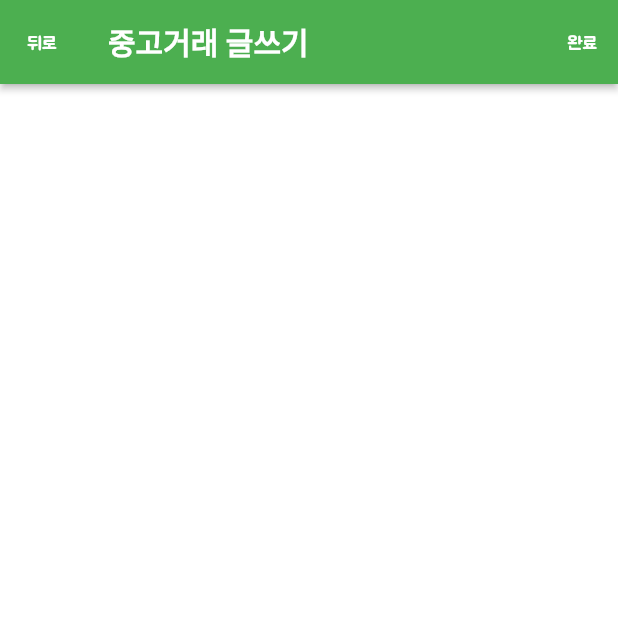
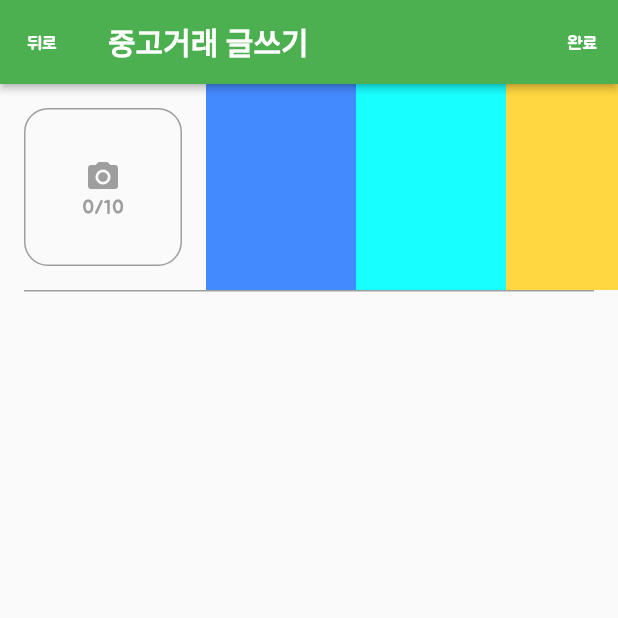
Before and after one commit to hoheehohee/hohee_record, a Flutter app: the InputScreen screen opened by its route, on a phone screen of 412 x 824 dp, the top half of it. Run offline on Flutter 3.47's test engine with Material 2 defaults, Android fonts, the phone set to English and light mode, and no system bars; our stand-ins replace beamer, cloud_firestore, dio, extended_image, firebase_auth, firebase_core and 5 more; missing offline and left inert: geoflutterfire; accounts and stored records are empty.

Commit message:
[feat]: create new item layout

```diff
--- a/lib/screens/input/input_screen.dart
+++ b/lib/screens/input/input_screen.dart
@@ -1,5 +1,7 @@
 import 'package:beamer/beamer.dart';
 import 'package:flutter/material.dart';
+import 'package:hohee_record/constants/common_size.dart';
+import 'package:hohee_record/widgets/multi_image_select.dart';
 
 /**
  * 중고거래 아이템 등록 페이지
@@ -36,9 +38,18 @@ class _InputScreenState extends State<InputScreen> {
           )
         ],
       ),
-      body: Container(
-        color: Colors.white,
-      ),
+      body: ListView( // create new item layout
+        children: const [
+          MultiImageSelect(),
+          Divider(
+            height: 1,
+            color: Colors.grey,
+            thickness: 1,
+            indent: common_padding,
+            endIndent: common_padding,
+          ),
+        ],
+      )
     );
   }
 }
--- /dev/null
+++ b/lib/widgets/multi_image_select.dart
@@ -0,0 +1,56 @@
+import 'package:flutter/material.dart';
+
+import '../constants/common_size.dart';
+
+class MultiImageSelect extends StatelessWidget {
+  const MultiImageSelect({
+    Key? key,
+  }) : super(key: key);
+
+  @override
+  Widget build(BuildContext context) {
+    return LayoutBuilder(
+      builder: (context, constraints) {
+        Size _size = MediaQuery.of(context).size;
+
+        return SizedBox(
+          height: _size.width / 3,
+          width: _size.width,
+          child: ListView(
+            scrollDirection: Axis.horizontal, // 좌우 스크롤
+            children: [
+              Padding(
+                padding: const EdgeInsets.all(common_padding),
+                child: Container(
+                  width: (_size.width / 3) - common_padding * 2,
+                  decoration: BoxDecoration(
+                    borderRadius: BorderRadius.circular(16),
+                    border: Border.all(color: Colors.grey, width: 1),
+                  ),
+                  child: Column(
+                    mainAxisAlignment: MainAxisAlignment.center,
+                    children: [
+                      const Icon(
+                        Icons.camera_alt,
+                        color: Colors.grey,
+                      ),
+                      Text(
+                        '0/10',
+                        style: Theme.of(context).textTheme.subtitle2,
+                      )
+                    ],
+                  ),
+                ),
+              ),
+              Container(width: 100, color: Colors.blueAccent,),
+              Container(width: 100, color: Colors.cyanAccent,),
+              Container(width: 100, color: Colors.amberAccent,),
+              Container(width: 100, color: Colors.blueAccent,),
+              Container(width: 100, color: Colors.cyanAccent,),
+            ],
+          ),
+        );
+      },
+    );
+  }
+}
```
